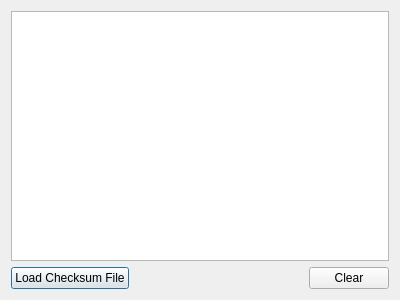
Qt form views/checksumview.ui (nicobucher/TMInspector) before a commit.
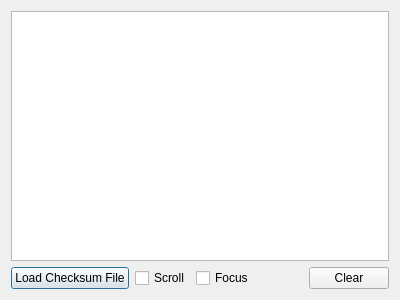
The same form after that commit.

```diff
--- a/views/checksumview.ui
+++ b/views/checksumview.ui
@@ -26,6 +26,20 @@
        </property>
       </widget>
      </item>
+     <item>
+      <widget class="QCheckBox" name="checkBox_scroll">
+       <property name="text">
+        <string>Scroll</string>
+       </property>
+      </widget>
+     </item>
+     <item>
+      <widget class="QCheckBox" name="check_Box_focus">
+       <property name="text">
+        <string>Focus</string>
+       </property>
+      </widget>
+     </item>
      <item>
       <spacer name="horizontalSpacer">
        <property name="orientation">
```
Left out of the diff: 14 changed lines with no effect on the pictures.
